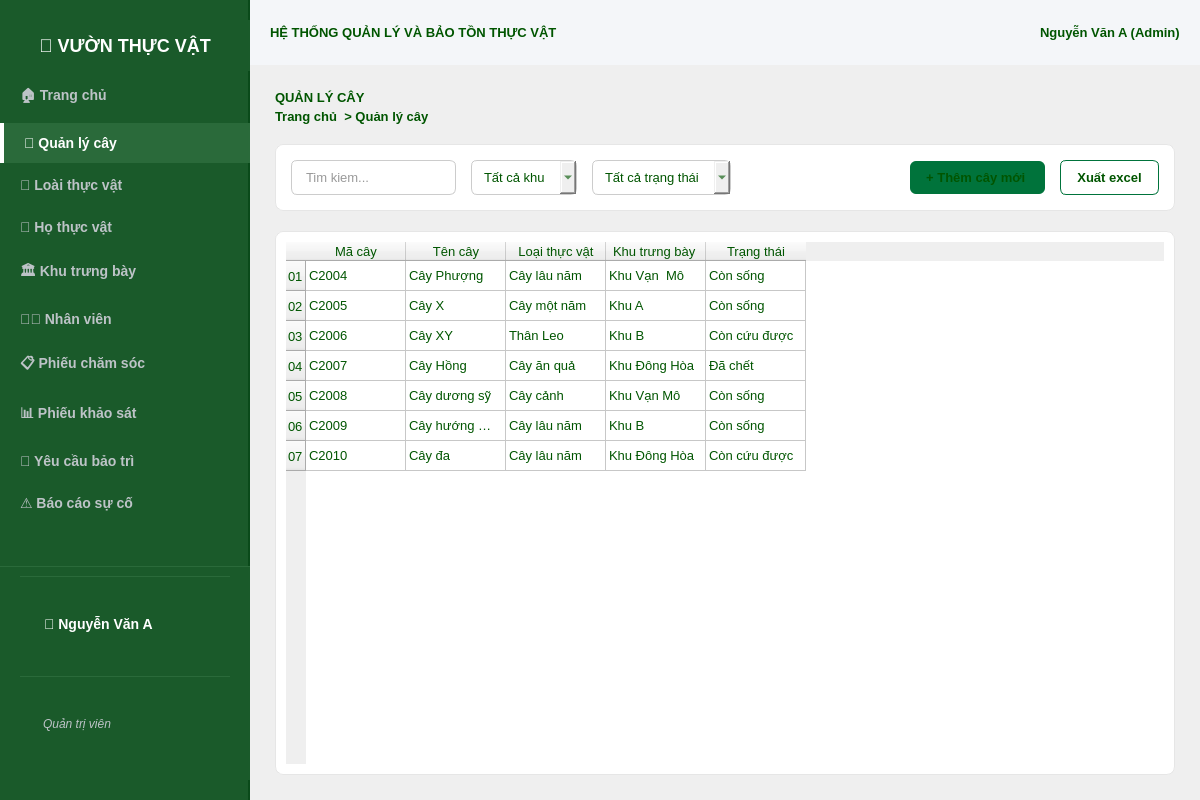
Qt form CSDL_doan/quanlycay.ui (chammtnk25411/CSDL_QLCX) before a commit.
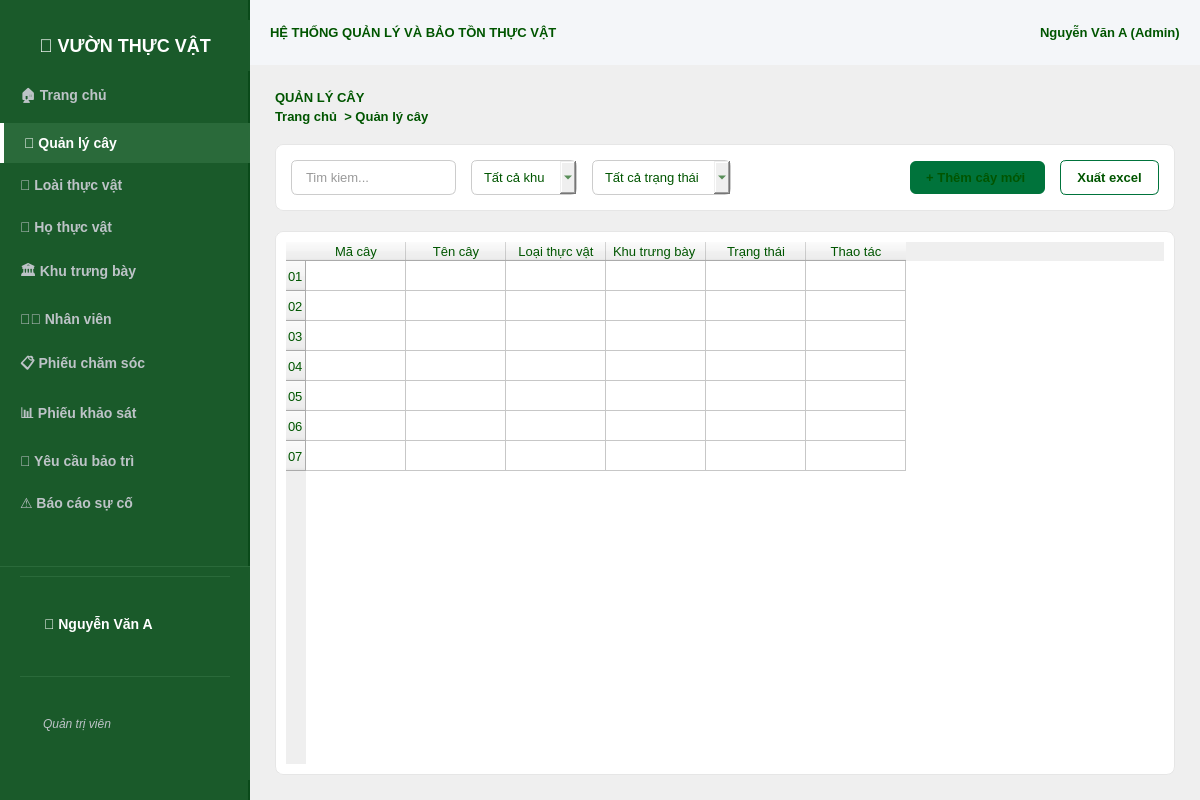
The same form after that commit. Icons and pictures are not drawn.

What changed in the file:
```diff
--- a/CSDL_doan/quanlycay.ui
+++ b/CSDL_doan/quanlycay.ui
@@ -697,181 +697,12 @@
                  <string>Trạng thái</string>
                 </property>
                </column>
-               <item row="0" column="0">
+               <column>
                 <property name="text">
-                 <string>C2004 </string>
+                 <string>Thao tác</string>
                 </property>
-               </item>
-               <item row="0" column="1">
-                <property name="text">
-                 <string>Cây Phượng</string>
-                </property>
-               </item>
-               <item row="0" column="2">
-                <property name="text">
-                 <string>Cây lâu năm </string>
-                </property>
-               </item>
-               <item row="0" column="3">
-                <property name="text">
-                 <string>Khu Vạn  Mô</string>
-                </property>
-               </item>
-               <item row="0" column="4">
-                <property name="text">
-                 <string>Còn sống</string>
-                </property>
-               </item>
-               <item row="1" column="0">
-                <property name="text">
-                 <string>C2005</string>
-                </property>
-               </item>
-               <item row="1" column="1">
-                <property name="text">
-                 <string>Cây X</string>
-                </property>
-               </item>
-               <item row="1" column="2">
-                <property name="text">
-                 <string>Cây một năm</string>
-                </property>
-               </item>
-               <item row="1" column="3">
-                <property name="text">
-                 <string>Khu A</string>
-                </property>
-               </item>
-               <item row="1" column="4">
-                <property name="text">
-                 <string>Còn sống </string>
-                </property>
-               </item>
-               <item row="2" column="0">
-                <property name="text">
-                 <string>C2006</string>
-                </property>
-               </item>
-               <item row="2" column="1">
-                <property name="text">
-                 <string>Cây XY</string>
-                </property>
-               </item>
-               <item row="2" column="2">
-                <property name="text">
-                 <string>Thân Leo</string>
-                </property>
-               </item>
-               <item row="2" column="3">
-                <property name="text">
-                 <string>Khu B</string>
-                </property>
-               </item>
-               <item row="2" column="4">
-                <property name="text">
-                 <string>Còn cứu được </string>
-                </property>
-               </item>
-               <item row="3" column="0">
-                <property name="text">
-                 <string>C2007</string>
-                </property>
-               </item>
-               <item row="3" column="1">
-                <property name="text">
-                 <string>Cây Hồng</string>
-                </property>
-               </item>
-               <item row="3" column="2">
-                <property name="text">
-                 <string>Cây ăn quả</string>
-                </property>
-               </item>
-               <item row="3" column="3">
-                <property name="text">
-                 <string>Khu Đông Hòa</string>
-                </property>
-               </item>
-               <item row="3" column="4">
-                <property name="text">
-                 <string>Đã chết </string>
-                </property>
-               </item>
-               <item row="4" column="0">
-                <property name="text">
-                 <string>C2008</string>
-                </property>
-               </item>
-               <item row="4" column="1">
-                <property name="text">
-                 <string>Cây dương sỹ </string>
-                </property>
-               </item>
-               <item row="4" column="2">
-                <property name="text">
-                 <string>Cây cảnh</string>
-                </property>
-               </item>
-               <item row="4" column="3">
-                <property name="text">
-                 <string>Khu Vạn Mô</string>
-                </property>
-               </item>
-               <item row="4" column="4">
-                <property name="text">
-                 <string>Còn sống </string>
-                </property>
-               </item>
-               <item row="5" column="0">
-                <property name="text">
-                 <string>C2009</string>
-                </property>
-               </item>
-               <item row="5" column="1">
-                <property name="text">
-                 <string>Cây hướng dương</string>
-                </property>
-               </item>
-               <item row="5" column="2">
-                <property name="text">
-                 <string>Cây lâu năm </string>
-                </property>
-               </item>
-               <item row="5" column="3">
-                <property name="text">
-                 <string>Khu B</string>
-                </property>
-               </item>
-               <item row="5" column="4">
-                <property name="text">
-                 <string>Còn sống</string>
-                </property>
-               </item>
-               <item row="6" column="0">
-                <property name="text">
-                 <string>C2010</string>
-                </property>
-               </item>
-               <item row="6" column="1">
-                <property name="text">
-                 <string>Cây đa</string>
-                </property>
-               </item>
-               <item row="6" column="2">
-                <property name="text">
-                 <string>Cây lâu năm</string>
-                </property>
-               </item>
-               <item row="6" column="3">
-                <property name="text">
-                 <string>Khu Đông Hòa</string>
-                </property>
-               </item>
-               <item row="6" column="4">
-                <property name="text">
-                 <string>Còn cứu được </string>
-                </property>
-               </item>
+               </column>
+               <!-- Dữ liệu mẫu - Xóa hết các dòng cũ và thêm 1 dòng trống -->
               </widget>
              </item>
             </layout>
```
